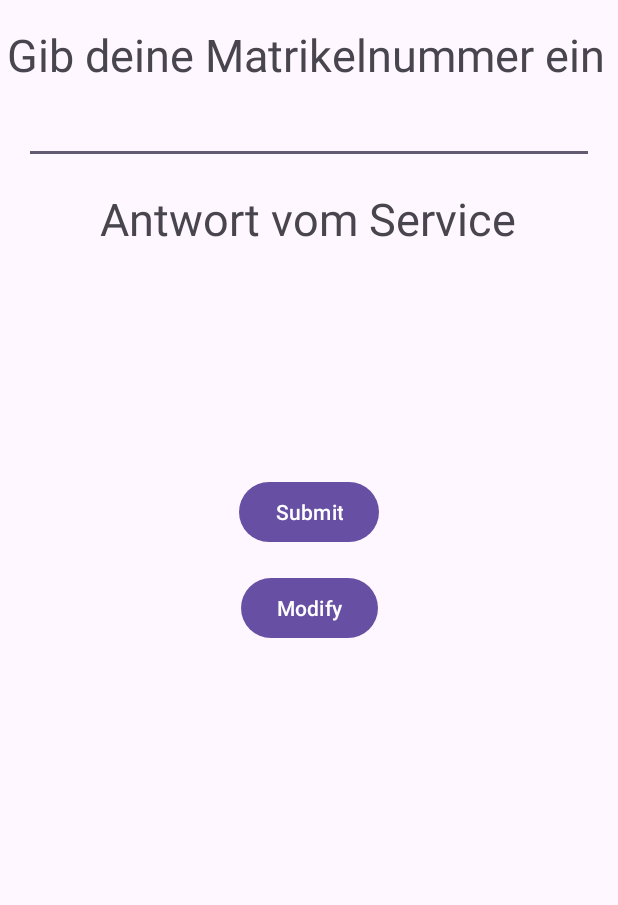
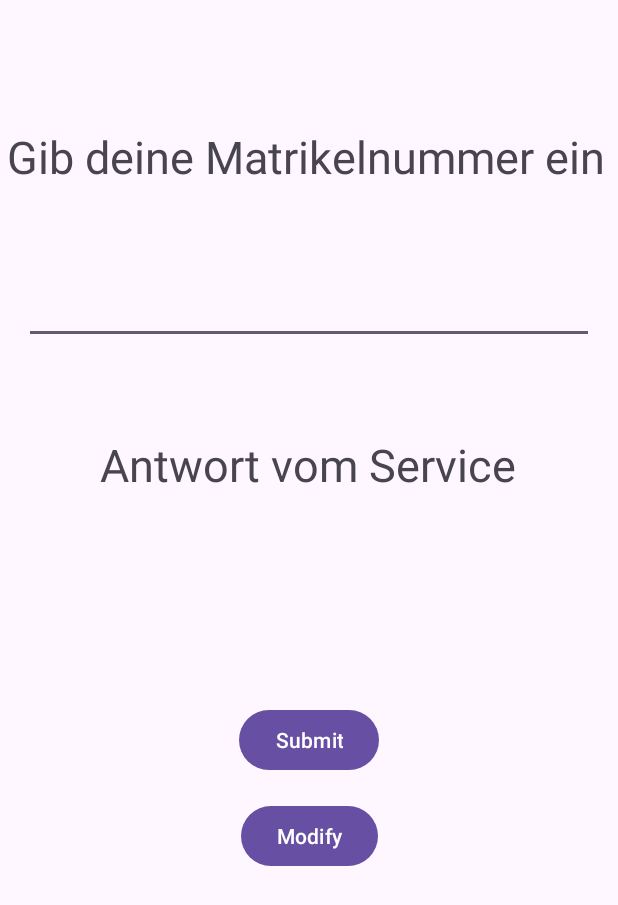
Before and after one commit to nzhurat/MyApplicationzh, an Android app: the screen it shows after launch (MainActivity), on a phone screen of 412 x 824 dp. Shown: the top 905 px of the screen. Run offline under Robolectric (Android 15) with nearby library versions, the phone set to English and light mode, and no system bars.

```diff
--- a/app/src/main/res/layout/activity_main.xml
+++ b/app/src/main/res/layout/activity_main.xml
@@ -11,7 +11,7 @@
         android:layout_width="403dp"
         android:layout_height="40dp"
         android:layout_marginStart="16dp"
-        android:layout_marginTop="16dp"
+        android:layout_marginTop="84dp"
         android:layout_marginEnd="16dp"
         android:text="Gib deine Matrikelnummer ein"
         android:textSize="30sp"
@@ -24,9 +24,10 @@
         android:layout_width="0dp"
         android:layout_height="wrap_content"
         android:layout_marginStart="16dp"
-        android:layout_marginTop="8dp"
+        android:layout_marginTop="60dp"
         android:layout_marginEnd="16dp"
         app:layout_constraintEnd_toEndOf="parent"
+        app:layout_constraintHorizontal_bias="0.0"
         app:layout_constraintStart_toStartOf="parent"
         app:layout_constraintTop_toBottomOf="@+id/text1" />
 
@@ -35,7 +36,7 @@
         android:layout_width="wrap_content"
         android:layout_height="wrap_content"
         android:layout_marginStart="16dp"
-        android:layout_marginTop="16dp"
+        android:layout_marginTop="60dp"
         android:layout_marginEnd="16dp"
         android:text="Antwort vom Service"
         android:textSize="30sp"
@@ -51,7 +52,7 @@
         android:layout_width="0dp"
         android:layout_height="wrap_content"
         android:layout_marginStart="16dp"
-        android:layout_marginTop="8dp"
+        android:layout_marginTop="60dp"
         android:layout_marginEnd="16dp"
         app:layout_constraintBottom_toTopOf="@+id/button"
         app:layout_constraintEnd_toEndOf="parent"
@@ -65,7 +66,7 @@
         android:layout_width="wrap_content"
         android:layout_height="wrap_content"
         android:layout_marginStart="16dp"
-        android:layout_marginTop="124dp"
+        android:layout_marginTop="60dp"
         android:layout_marginEnd="16dp"
         android:text="Submit"
         app:layout_constraintEnd_toEndOf="parent"
```
Also changed, not shown: app/src/main/java/com/example/myapplicationzh/MainActivity.java (+62 -10 lines).
